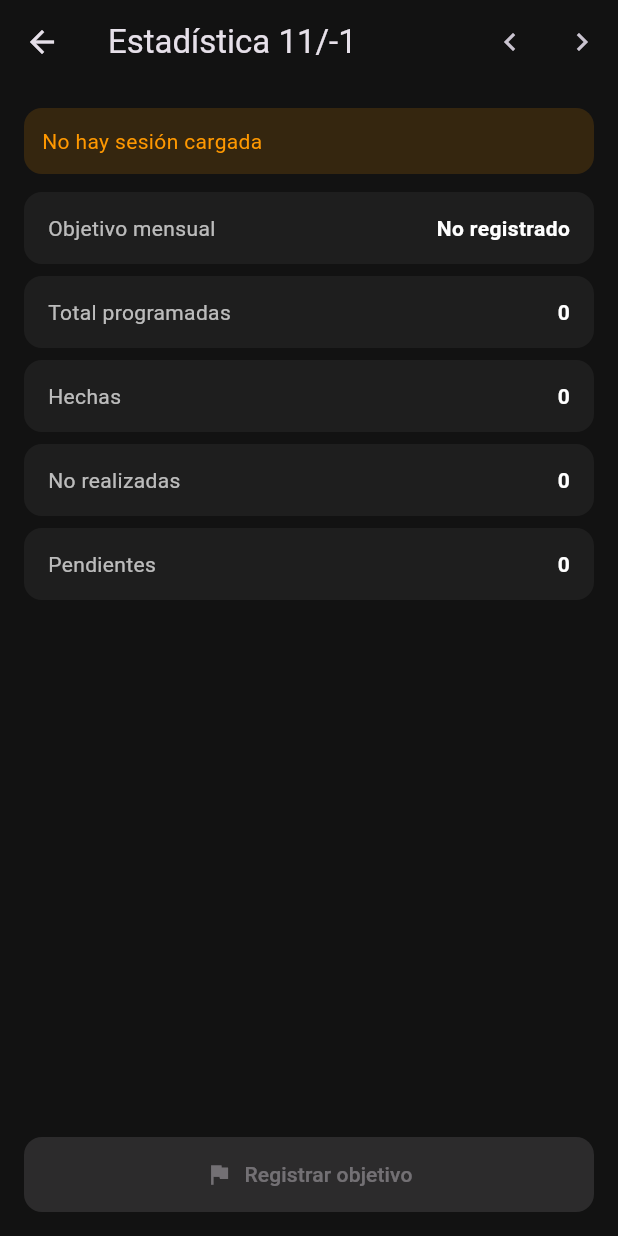
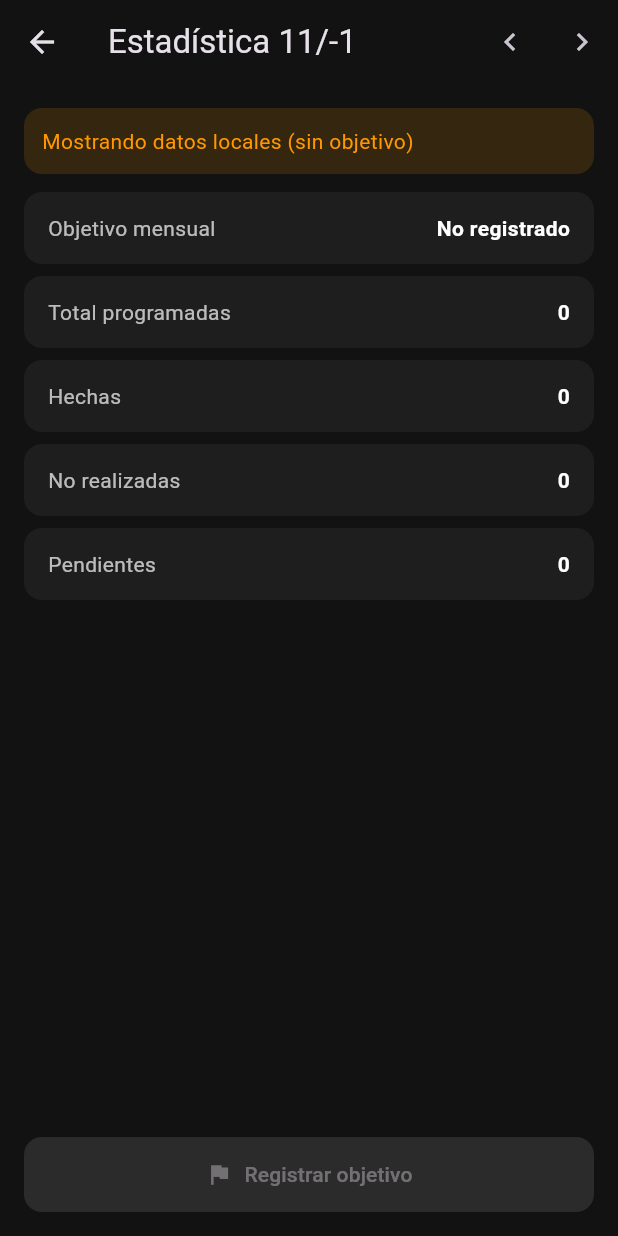
Before and after one commit to DayJossel/CodeCats, a Flutter app: the VistaEstadistica screen opened directly with empty values, after a tap on the "chevron left" icon, on a phone screen of 412 x 824 dp. Run offline on Flutter 3.47's test engine with Material 3 defaults, Android fonts, the phone set to English and light mode, and no system bars; our stand-ins replace connectivity_plus, flutter_local_notifications, flutter_timezone, geolocator, google_maps_flutter, permission_handler and 3 more; missing offline and left inert: another_telephony; accounts and stored records are empty.

Commit message:
vista estadística funcional

```diff
--- /dev/null
+++ b/lib/backend/dominio/estadistica.dart
@@ -0,0 +1,103 @@
+// lib/backend/dominio/estadistica.dart
+import 'dart:convert';
+import 'package:http/http.dart' as http;
+
+import '../core/session_repository.dart';
+import '../data/api_service.dart';
+import 'modelos/estadistica.dart';
+import 'calendario.dart';                 // para cargar carreras locales
+import 'modelos/carrera.dart';            // EstadoCarrera
+
+class EstadisticaUC {
+  static Uri _u(String path, Map<String, String> q) {
+    final base = ServicioApi.baseUrl; // ej. http://157.137.187.110:8000
+    return Uri.parse('$base$path').replace(queryParameters: q);
+  }
+
+  static Future<Map<String, String>?> _headersOrNull() async {
+    final cid = await RepositorioSesion.obtenerCorredorId();
+    final pwd = await RepositorioSesion.obtenerContrasenia();
+    if (cid == null || pwd == null || pwd.isEmpty) return null;
+    return {
+      'X-Corredor-Id': cid.toString(),
+      'X-Contrasenia': pwd,
+      'Accept': 'application/json',
+      'Content-Type': 'application/json',
+    };
+  }
+
+  /// Para la UI: saber si habilitamos el botón de objetivo.
+  static Future<bool> tieneSesion() async {
+    final h = await _headersOrNull();
+    return h != null;
+  }
+
+  /// Carga estadísticas: intenta servidor; si falla, calcula localmente (sin objetivo).
+  static Future<EstadisticaMensual> cargar({required int year, required int month}) async {
+    final headers = await _headersOrNull();
+
+    // 1) Intento servidor (solo si hay sesión)
+    if (headers != null) {
+      try {
+        final uri = _u('/estadistica/mensual', {'year': '$year', 'month': '$month'});
+        final resp = await http.get(uri, headers: headers);
+        if (resp.statusCode == 200) {
+          final m = jsonDecode(resp.body) as Map<String, dynamic>;
+          return EstadisticaMensual.fromApi(m, year: year, month: month);
+        }
+      } catch (_) {
+        // sigue al respaldo local
+      }
+    }
+
+    // 2) Respaldo local con carreras del CalendarioUC (sin objetivo)
+    final cal = CalendarioUC();
+    final carreras = await cal.cargarDesdeDisco();
+    int total = 0, hechas = 0, pendientes = 0, noRealizadas = 0;
+
+    for (final c in carreras) {
+      final d = c.fechaHora;
+      if (d.year == year && d.month == month) {
+        total++;
+        switch (c.estado) {
+          case EstadoCarrera.hecha:
+            hechas++; break;
+          case EstadoCarrera.noRealizada:
+            noRealizadas++; break;
+          case EstadoCarrera.pendiente:
+          default:
+            pendientes++; break;
+        }
+      }
+    }
+
+    return EstadisticaMensual(
+      year: year,
+      month: month,
+      objetivo: null,
+      total: total,
+      hechas: hechas,
+      pendientes: pendientes,
+      noRealizadas: noRealizadas,
+      cumpleObjetivo: null,
+      fromLocal: true,
+    );
+  }
+
+  /// Define/actualiza el objetivo mensual (requiere sesión); relanza si no hay sesión.
+  static Future<void> definirObjetivo({required int year, required int month, required int objetivo}) async {
+    final headers = await _headersOrNull();
+    if (headers == null) {
+      throw Exception('No hay sesión cargada.');
+    }
+    final uri = _u('/objetivos/mensual', {'year': '$year', 'month': '$month'});
+    final resp = await http.post(
+      uri,
+      headers: headers,
+      body: jsonEncode({'objetivo': objetivo}),
+    );
+    if (resp.statusCode != 200 && resp.statusCode != 201) {
+      throw Exception('Error al guardar objetivo (HTTP ${resp.statusCode}).');
+    }
+  }
+}
--- /dev/null
+++ b/lib/backend/dominio/modelos/estadistica.dart
@@ -0,0 +1,42 @@
+// lib/backend/dominio/modelos/estadistica.dart
+
+class EstadisticaMensual {
+  final int year;
+  final int month;
+
+  final int? objetivo;        // puede venir null
+  final int total;
+  final int hechas;
+  final int pendientes;
+  final int noRealizadas;
+  final bool? cumpleObjetivo; // puede venir null
+
+  /// true si los datos provienen del respaldo local (sin objetivo ni verificación de "cumple")
+  final bool fromLocal;
+
+  const EstadisticaMensual({
+    required this.year,
+    required this.month,
+    required this.total,
+    required this.hechas,
+    required this.pendientes,
+    required this.noRealizadas,
+    this.objetivo,
+    this.cumpleObjetivo,
+    this.fromLocal = false,
+  });
+
+  factory EstadisticaMensual.fromApi(Map<String, dynamic> j, {required int year, required int month}) {
+    return EstadisticaMensual(
+      year: year,
+      month: month,
+      objetivo: j['objetivo'] as int?,
+      total: (j['total'] as num).toInt(),
+      hechas: (j['hechas'] as num).toInt(),
+      pendientes: (j['pendientes'] as num).toInt(),
+      noRealizadas: (j['no_realizadas'] as num).toInt(),
+      cumpleObjetivo: j['cumple_objetivo'] as bool?,
+      fromLocal: false,
+    );
+  }
+}
--- a/lib/screens/vista_estadistica.dart
+++ b/lib/screens/vista_estadistica.dart
@@ -1,15 +1,9 @@
 // lib/screens/vista_estadistica.dart
-import 'dart:convert';
-import 'dart:async';
-import 'dart:io';
-
 import 'package:flutter/material.dart';
-import 'package:http/http.dart' as http;
-import 'package:shared_preferences/shared_preferences.dart';
 
 import '../main.dart'; // colores
-
-const String _baseUrl = 'http://157.137.187.110:8000';
+import '../backend/dominio/estadistica.dart';
+import '../backend/dominio/modelos/estadistica.dart';
 
 class VistaEstadistica extends StatefulWidget {
   final int year;
@@ -21,14 +15,13 @@ class VistaEstadistica extends StatefulWidget {
 }
 
 class EstadoVistaEstadistica extends State<VistaEstadistica> {
-  int anio = 0;
-  int mes = 0;
-
-  int? corredorId;
-  String? contrasenia;
+  late int anio;
+  late int mes;
 
   bool _cargando = false;
   String? _error;
+  String? _notaFuente; // “Mostrando datos locales…”
+  bool _tieneSesion = false;
 
   // Datos
   int? objetivo;
@@ -43,97 +36,31 @@ class EstadoVistaEstadistica extends State<VistaEstadistica> {
     super.initState();
     anio = widget.year;
     mes = widget.month;
-    _inicializar();
+    _bootstrap();
   }
 
-  Future<void> _inicializar() async {
-    final prefs = await SharedPreferences.getInstance();
-    corredorId = prefs.getInt('corredor_id');
-    contrasenia = prefs.getString('contrasenia');
+  Future<void> _bootstrap() async {
+    _tieneSesion = await EstadisticaUC.tieneSesion();
     await _cargarEstadisticas();
   }
 
-  Map<String, String> _encabezadosAuth() => {
-        'X-Corredor-Id': '${corredorId ?? ''}',
-        'X-Contrasenia': contrasenia ?? '',
-      };
-
   Future<void> _cargarEstadisticas() async {
-    if (corredorId == null || contrasenia == null) {
+    setState(() { _cargando = true; _error = null; _notaFuente = null; });
+    try {
+      final est = await EstadisticaUC.cargar(year: anio, month: mes);
       setState(() {
-        _error = 'No hay sesión cargada';
-      });
-      return;
-    }
-    setState(() {
-      _cargando = true;
-      _error = null;
-    });
-    try {
-      final uri = Uri.parse('$_baseUrl/estadistica/mensual?year=$anio&month=$mes');
-      final resp = await http.get(uri, headers: _encabezadosAuth());
-      if (resp.statusCode == 200) {
-        final m = jsonDecode(resp.body) as Map<String, dynamic>;
-        setState(() {
-          objetivo = m['objetivo'] as int?;
-          total = m['total'] as int;
-          hechas = m['hechas'] as int;
-          pendientes = m['pendientes'] as int;
-          noRealizadas = m['no_realizadas'] as int;
-          cumple = m['cumple_objetivo'] as bool?;
-        });
-      } else {
-        await _respaldoLocal();
-      }
-    } on SocketException catch (_) {
-      await _respaldoLocal();
-    } on TimeoutException catch (_) {
-      await _respaldoLocal();
-    } on http.ClientException catch (_) {
-      await _respaldoLocal();
-    } finally {
-      if (mounted) setState(() => _cargando = false);
-    }
-  }
-
-  Future<void> _respaldoLocal() async {
-    // Lee 'races_storage_v1' y calcula métricas del mes (sin objetivo)
-    try {
-      final prefs = await SharedPreferences.getInstance();
-      final raw = prefs.getString('races_storage_v1');
-      int _total = 0, _hechas = 0, _pend = 0, _no = 0;
-      if (raw != null && raw.isNotEmpty) {
-        final List list = jsonDecode(raw) as List;
-        for (final e in list) {
-          final m = e as Map<String, dynamic>;
-          // Vista Calendario guarda: 'fechaHora' (ISO) y 'estado' (índice)
-          final dt = DateTime.parse(m['fechaHora'] as String);
-          if (dt.year == anio && dt.month == mes) {
-            _total += 1;
-            final statusIndex = (m['estado'] as int?) ?? 0;
-            if (statusIndex == 1) {
-              _hechas += 1;
-            } else if (statusIndex == 2) {
-              _no += 1;
-            } else {
-              _pend += 1;
-            }
-          }
-        }
-      }
-      setState(() {
-        objetivo = null;
-        total = _total;
-        hechas = _hechas;
-        pendientes = _pend;
-        noRealizadas = _no;
-        cumple = null;
-        _error = 'Mostrando datos locales (sin objetivo)';
+        objetivo = est.objetivo;
+        total = est.total;
+        hechas = est.hechas;
+        pendientes = est.pendientes;
+        noRealizadas = est.noRealizadas;
+        cumple = est.cumpleObjetivo;
+        _notaFuente = est.fromLocal ? 'Mostrando datos locales (sin objetivo)' : null;
       });
     } catch (e) {
-      setState(() {
-        _error = 'No se pudo recuperar estadísticas. $e';
-      });
+      setState(() { _error = 'No se pudo cargar estadísticas. $e'; });
+    } finally {
+      if (mounted) setState(() { _cargando = false; });
     }
   }
 
@@ -142,6 +69,8 @@ class EstadoVistaEstadistica extends State<VistaEstadistica> {
     final valor = await showDialog<int?>(
       context: context,
       builder: (ctx) => AlertDialog(
+        backgroundColor: cardColor,
+        shape: RoundedRectangleBorder(borderRadius: BorderRadius.circular(12)),
         title: const Text('Objetivo mensual'),
         content: TextField(
           controller: controlador,
@@ -163,50 +92,30 @@ class EstadoVistaEstadistica extends State<VistaEstadistica> {
     if (valor == null) return;
 
     try {
-      final uri = Uri.parse('$_baseUrl/objetivos/mensual?year=$anio&month=$mes');
-      final resp = await http.post(
-        uri,
-        headers: {
-          ..._encabezadosAuth(),
-          'Content-Type': 'application/json',
-        },
-        body: jsonEncode({'objetivo': valor}),
-      );
-      if (resp.statusCode == 201 || resp.statusCode == 200) {
-        ScaffoldMessenger.of(context).showSnackBar(
-          const SnackBar(content: Text('Objetivo guardado')),
-        );
-        await _cargarEstadisticas();
-      } else {
-        ScaffoldMessenger.of(context).showSnackBar(
-          SnackBar(content: Text('Error al guardar objetivo (${resp.statusCode})')),
-        );
-      }
+      await EstadisticaUC.definirObjetivo(year: anio, month: mes, objetivo: valor);
+      if (!mounted) return;
+      ScaffoldMessenger.of(context).showSnackBar(const SnackBar(content: Text('Objetivo guardado')));
+      await _cargarEstadisticas();
     } catch (e) {
+      if (!mounted) return;
       ScaffoldMessenger.of(context).showSnackBar(
-        SnackBar(content: Text('Sin conexión. No se pudo guardar. $e')),
+        SnackBar(content: Text(e.toString())),
       );
     }
   }
 
-  void _mesAnterior() {
+  void _mesAnterior() async {
     final d = DateTime(anio, mes, 1);
     final p = DateTime(d.year, d.month - 1, 1);
-    setState(() {
-      anio = p.year;
-      mes = p.month;
-    });
-    _cargarEstadisticas();
+    setState(() { anio = p.year; mes = p.month; });
+    await _cargarEstadisticas();
   }
 
-  void _mesSiguiente() {
+  void _mesSiguiente() async {
     final d = DateTime(anio, mes, 1);
     final n = DateTime(d.year, d.month + 1, 1);
-    setState(() {
-      anio = n.year;
-      mes = n.month;
-    });
-    _cargarEstadisticas();
+    setState(() { anio = n.year; mes = n.month; });
+    await _cargarEstadisticas();
   }
 
   @override
@@ -233,12 +142,23 @@ class EstadoVistaEstadistica extends State<VistaEstadistica> {
                       width: double.infinity,
                       padding: const EdgeInsets.all(12),
                       decoration: BoxDecoration(
+                        color: Colors.red.withOpacity(0.12),
+                        borderRadius: BorderRadius.circular(12),
+                      ),
+                      child: Text(_error!, style: const TextStyle(color: Colors.redAccent)),
+                    ),
+                  if (_notaFuente != null) ...[
+                    Container(
+                      width: double.infinity,
+                      padding: const EdgeInsets.all(12),
+                      decoration: BoxDecoration(
                         color: Colors.orange.withOpacity(0.15),
                         borderRadius: BorderRadius.circular(12),
                       ),
-                      child: Text(_error!, style: const TextStyle(color: Colors.orange)),
+                      child: Text(_notaFuente!, style: const TextStyle(color: Colors.orange)),
                     ),
-                  const SizedBox(height: 12),
+                    const SizedBox(height: 12),
+                  ],
                   FichaEstadistica(etiqueta: 'Objetivo mensual', valor: objetivo?.toString() ?? 'No registrado'),
                   const SizedBox(height: 8),
                   FichaEstadistica(etiqueta: 'Total programadas', valor: '$total'),
@@ -273,7 +193,7 @@ class EstadoVistaEstadistica extends State<VistaEstadistica> {
                     child: ElevatedButton.icon(
                       icon: const Icon(Icons.flag),
                       label: Text(objetivo == null ? 'Registrar objetivo' : 'Editar objetivo'),
-                      onPressed: (corredorId == null || contrasenia == null) ? null : _definirObjetivo,
+                      onPressed: _tieneSesion ? _definirObjetivo : null,
                       style: ElevatedButton.styleFrom(
                         backgroundColor: primaryColor,
                         foregroundColor: Colors.black,
```
